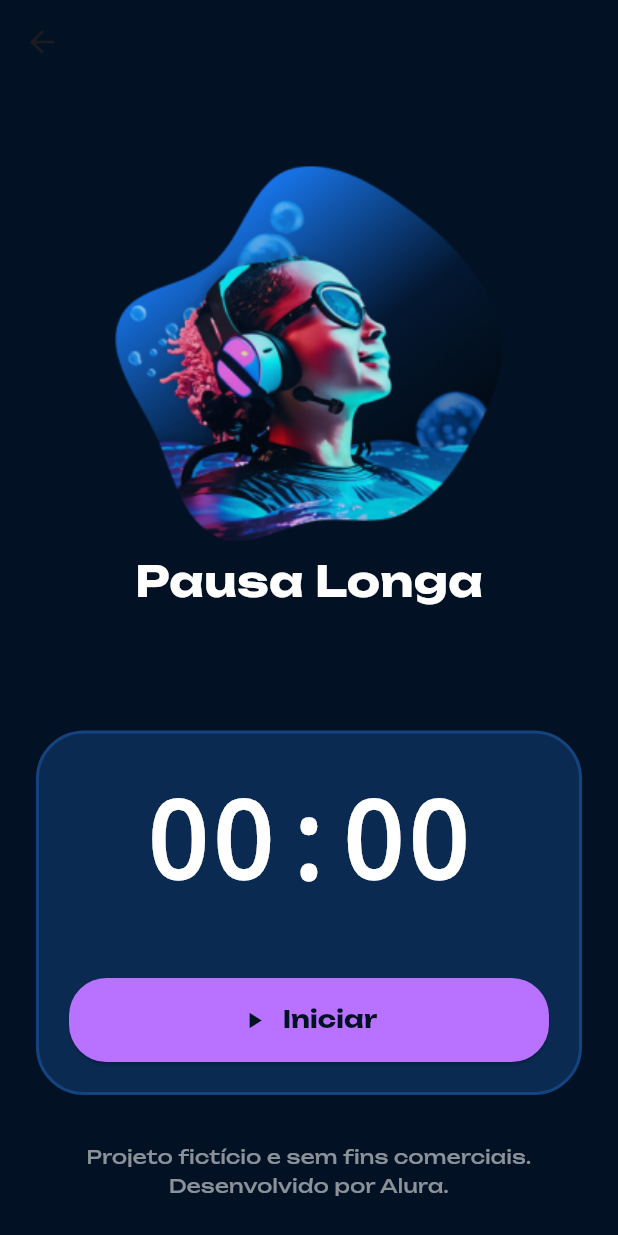
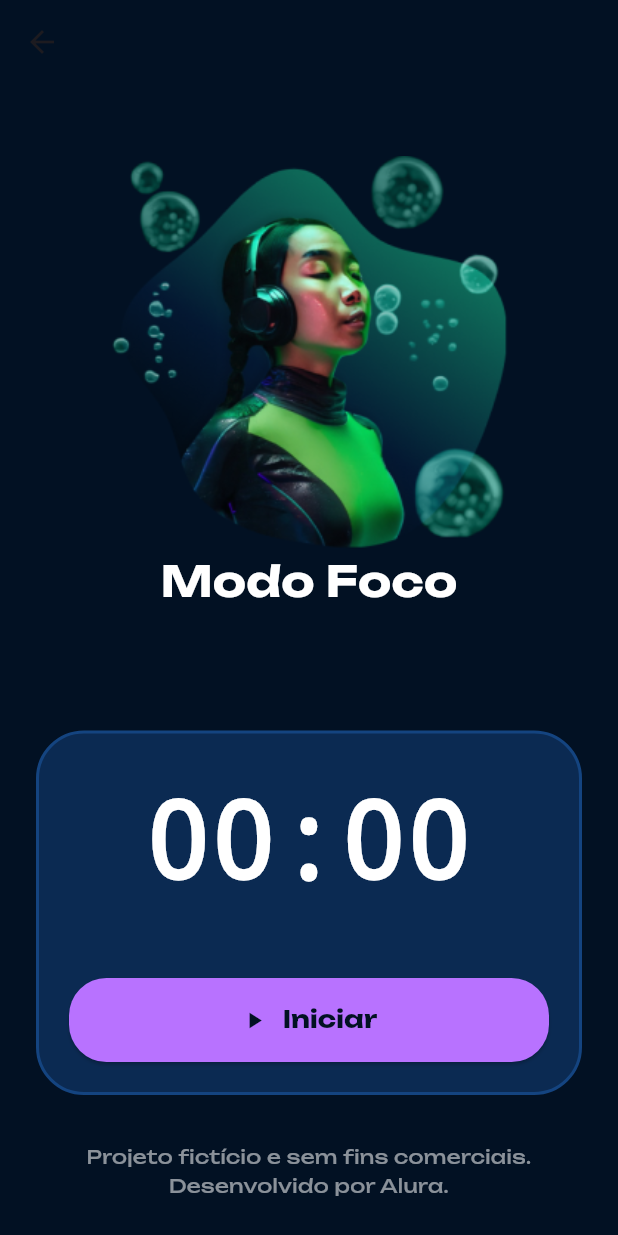
Before and after one commit to WilliamBz12/curso-navegacao-e-arquitetura, a Flutter app: the screen it shows after launch, after a tap on "Pausa Longa", on a phone screen of 412 x 824 dp. Run offline on Flutter 3.47's test engine with Material 3 defaults, Android fonts, the phone set to English and light mode, and no system bars; our stand-ins replace google_fonts.

Commit message:
video 1.4

```diff
--- a/lib/app/app.dart
+++ b/lib/app/app.dart
@@ -1,5 +1,7 @@
 import 'package:flutter/material.dart';
+import 'package:fokus/app/enums/timer_type.dart';
 import 'package:fokus/app/pages/home_page.dart';
+import 'package:fokus/app/pages/timer_page.dart';
 import 'package:google_fonts/google_fonts.dart';
 
 class App extends StatelessWidget {
@@ -8,12 +10,16 @@ class App extends StatelessWidget {
   @override
   Widget build(BuildContext context) {
     return MaterialApp(
+      routes: {
+        '/home': (context) => HomePage(),
+        '/timer': (context) => TimerPage(timerType: TimerType.focus),
+      },
       title: 'Fokus',
       theme: ThemeData(
         useMaterial3: true,
         textTheme: GoogleFonts.unboundedTextTheme(),
       ),
-      home: const HomePage(),
+      initialRoute: '/home',
     );
   }
 }
--- a/lib/app/pages/home_page.dart
+++ b/lib/app/pages/home_page.dart
@@ -27,13 +27,7 @@ class HomePage extends StatelessWidget {
                     height: 56,
                     child: ElevatedButton(
                       onPressed: () {
-                        Navigator.push(
-                          context,
-                          MaterialPageRoute(
-                            builder: (context) =>
-                                TimerPage(timerType: TimerType.focus),
-                          ),
-                        );
+                        Navigator.pushNamed(context, '/timer');
                       },
                       style: ElevatedButton.styleFrom(
                         backgroundColor: AppConfig.buttonColor,
@@ -58,19 +52,16 @@ class HomePage extends StatelessWidget {
                     height: 56,
                     child: ElevatedButton(
                       onPressed: () async {
-                        final result = await Navigator.push<String?>(
+                        final result = await Navigator.pushNamed(
                           context,
-                          MaterialPageRoute(
-                            builder: (context) =>
-                                TimerPage(timerType: TimerType.shortBreak),
-                          ),
+                          '/timer',
                         );
 
                         if (result != null) {
                           showDialog(
                             context: context,
                             builder: (context) =>
-                                AlertDialog(title: Text(result)),
+                                AlertDialog(title: Text(result.toString())),
                           );
                         }
                       },
@@ -97,13 +88,7 @@ class HomePage extends StatelessWidget {
                     height: 56,
                     child: ElevatedButton(
                       onPressed: () {
-                        Navigator.push(
-                          context,
-                          MaterialPageRoute(
-                            builder: (context) =>
-                                TimerPage(timerType: TimerType.longBreak),
-                          ),
-                        );
+                        Navigator.pushNamed(context, '/timer');
                       },
                       style: ElevatedButton.styleFrom(
                         backgroundColor: AppConfig.buttonColor,
```
